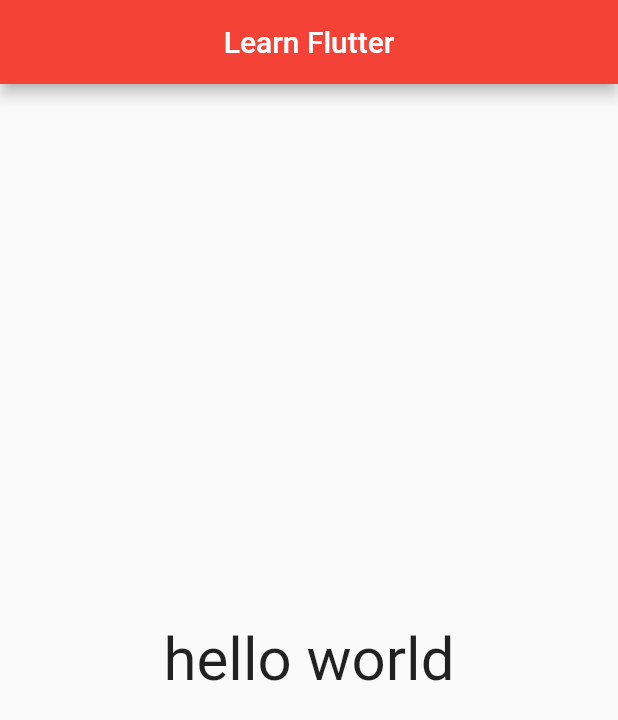
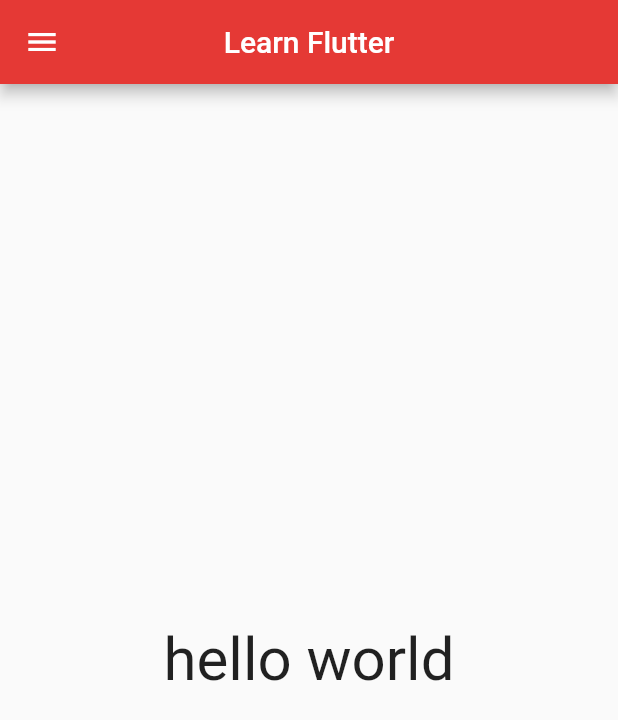
Before and after one commit to IsmailKoormath/Flutter_widgets, a Flutter app: the screen it shows after launch, on a phone screen of 412 x 824 dp. Shown: the top 720 px of the screen. Run offline on Flutter 3.47's test engine with Material 2 defaults, Android fonts, the phone set to English and light mode, and no system bars.

Commit message:
change the appbar logo

```diff
--- a/lib/main.dart
+++ b/lib/main.dart
@@ -16,7 +16,8 @@ class MyApp extends StatelessWidget {
         appBar: AppBar(
           title: Text("Learn Flutter"),
           centerTitle: true,
-          backgroundColor: Colors.red,
+          backgroundColor: Colors.red[600],
+          leading: Icon(Icons.menu),
 
         ),
         body: Center(
```
